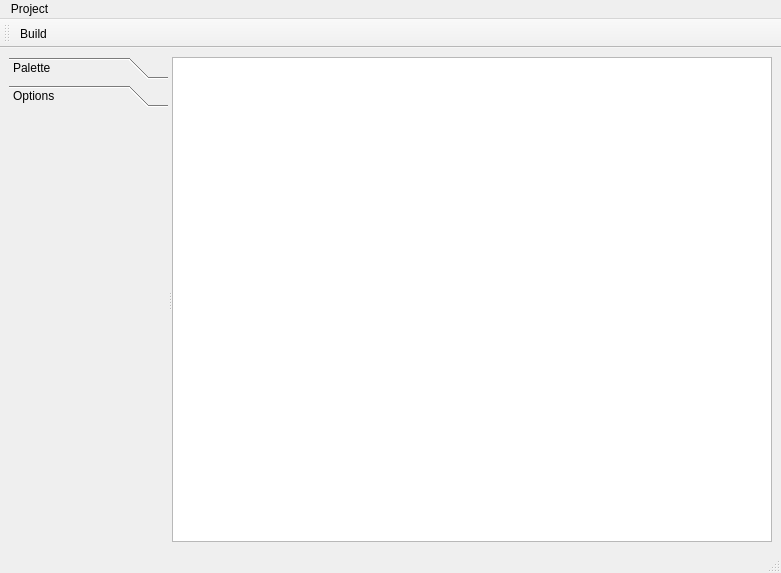
First picture: the form in gui/mainwindow.ui, repository astromme/Chestnut, before the edit.
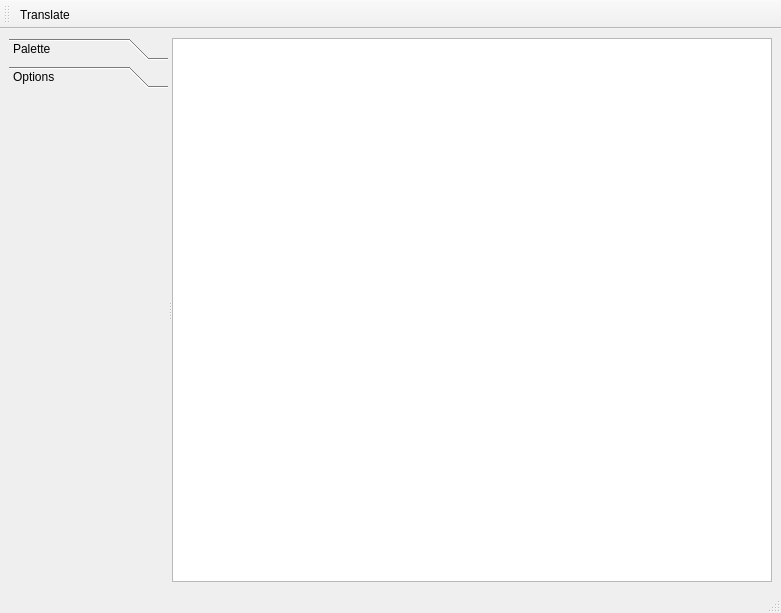
Second picture: the form after the edit. The open tabs and pages were chosen to show the change. Icons and pictures are not drawn.

Commit message: allow for running from within gui

```diff
--- a/gui/mainwindow.ui
+++ b/gui/mainwindow.ui
@@ -7,7 +7,7 @@
     <x>0</x>
     <y>0</y>
     <width>781</width>
-    <height>573</height>
+    <height>613</height>
    </rect>
   </property>
   <property name="windowTitle">
@@ -78,8 +78,8 @@
          <rect>
           <x>0</x>
           <y>0</y>
-          <width>307</width>
-          <height>290</height>
+          <width>388</width>
+          <height>467</height>
          </rect>
         </property>
         <attribute name="label">
@@ -92,23 +92,6 @@
     </item>
    </layout>
   </widget>
-  <widget class="QMenuBar" name="menubar">
-   <property name="geometry">
-    <rect>
-     <x>0</x>
-     <y>0</y>
-     <width>781</width>
-     <height>20</height>
-    </rect>
-   </property>
-   <widget class="QMenu" name="menuProject">
-    <property name="title">
-     <string>Project</string>
-    </property>
-    <addaction name="actionBuild"/>
-   </widget>
-   <addaction name="menuProject"/>
-  </widget>
   <widget class="QStatusBar" name="statusbar"/>
   <widget class="QToolBar" name="toolBar">
    <property name="windowTitle">
@@ -131,7 +114,15 @@
      <normaloff>:/icons/system-run.png</normaloff>:/icons/system-run.png</iconset>
    </property>
    <property name="text">
-    <string>Build</string>
+    <string>Translate</string>
+   </property>
+   <property name="toolTip">
+    <string>Translate the scene to Chestnut code</string>
+   </property>
+  </action>
+  <action name="actionRun">
+   <property name="text">
+    <string>Run</string>
    </property>
   </action>
  </widget>
```
Left out of the diff: 2 changed lines with no effect on the pictures. The commit also changes 5 other files.
